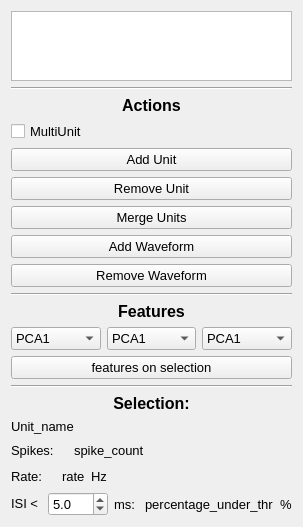
This is UI/Unit_selectionUIv1.ui in HarryWang0210/PySortGUI as Qt 5 draws it before an edit. The edited form follows.
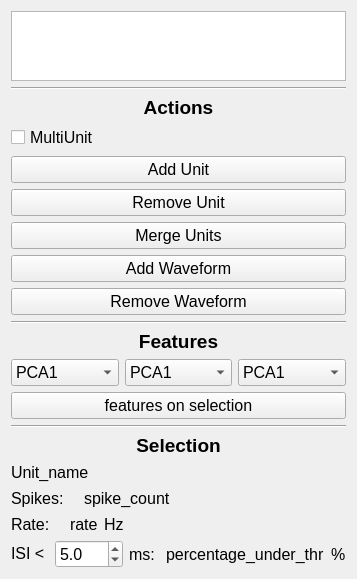
This is the edited form.

Commit message: unit selection widget update 20230529

Diff of the .ui file:
```diff
--- a/UI/Unit_selectionUIv1.ui
+++ b/UI/Unit_selectionUIv1.ui
@@ -12,7 +12,7 @@
   </property>
   <property name="font">
    <font>
-    <pointsize>10</pointsize>
+    <pointsize>12</pointsize>
    </font>
   </property>
   <property name="windowTitle">
@@ -33,7 +33,7 @@
     <widget class="QLabel" name="label">
      <property name="font">
       <font>
-       <pointsize>12</pointsize>
+       <pointsize>14</pointsize>
        <weight>75</weight>
        <bold>true</bold>
       </font>
@@ -105,7 +105,7 @@
     <widget class="QLabel" name="label_2">
      <property name="font">
       <font>
-       <pointsize>12</pointsize>
+       <pointsize>14</pointsize>
        <weight>75</weight>
        <bold>true</bold>
       </font>
@@ -157,7 +157,7 @@
      <item>
       <widget class="QComboBox" name="comboBox_2">
        <property name="currentText">
-        <string>PCA3</string>
+        <string>PCA1</string>
        </property>
        <item>
         <property name="text">
@@ -194,7 +194,7 @@
      <item>
       <widget class="QComboBox" name="comboBox_4">
        <property name="currentText">
-        <string>PCA2</string>
+        <string>PCA1</string>
        </property>
        <item>
         <property name="text">
@@ -251,7 +251,7 @@
     <widget class="QLabel" name="label_3">
      <property name="font">
       <font>
-       <pointsize>12</pointsize>
+       <pointsize>14</pointsize>
        <weight>75</weight>
        <italic>false</italic>
        <bold>true</bold>
@@ -260,7 +260,7 @@
       </font>
      </property>
      <property name="text">
-      <string>Selection:</string>
+      <string>Selection</string>
      </property>
      <property name="alignment">
       <set>Qt::AlignCenter</set>
```
The commit also changes 4 other files.
